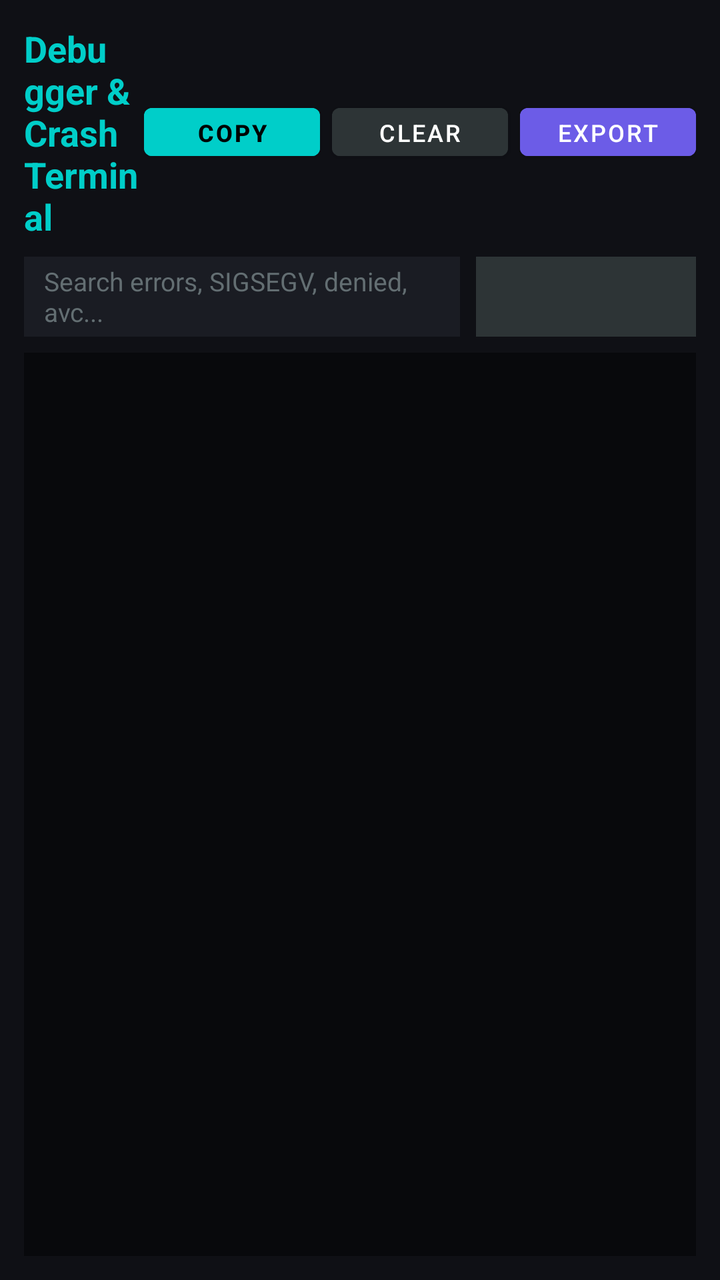
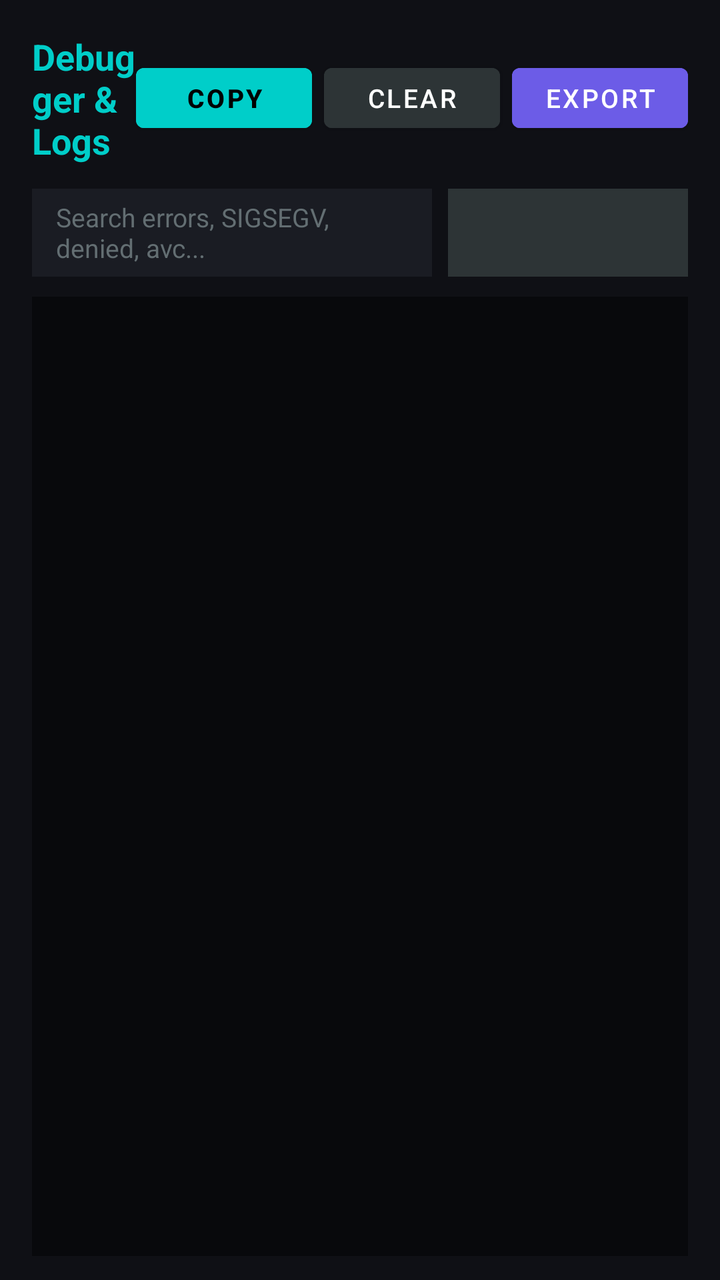

Compare the two renders of this Android layout. The source of the first and the diff that turns it into the second are given below.
<!-- AndroidManifest.xml: activity theme Theme.Vmers -->
<!-- res/layout/activity_logcat.xml -->
<?xml version="1.0" encoding="utf-8"?>
<LinearLayout xmlns:android="http://schemas.android.com/apk/res/android"
    android:layout_width="match_parent"
    android:layout_height="match_parent"
    android:background="#0F1015"
    android:orientation="vertical"
    android:padding="12dp">

    
    <LinearLayout
        android:layout_width="match_parent"
        android:layout_height="wrap_content"
        android:gravity="center_vertical"
        android:orientation="horizontal"
        android:layout_marginBottom="8dp">

        <TextView
            android:layout_width="0dp"
            android:layout_height="wrap_content"
            android:layout_weight="1"
            android:text="Debugger &amp; Crash Terminal"
            android:textColor="#00CEC9"
            android:textSize="18sp"
            android:textStyle="bold" />

        <Button
            android:id="@+id/btn_copy_logs"
            android:layout_width="wrap_content"
            android:layout_height="36dp"
            android:text="Copy"
            android:textSize="12sp"
            android:backgroundTint="#00CEC9"
            android:textColor="#000000"
            android:textStyle="bold"
            android:layout_marginEnd="6dp" />

        <Button
            android:id="@+id/btn_clear_logs"
            android:layout_width="wrap_content"
            android:layout_height="36dp"
            android:text="Clear"
            android:textSize="12sp"
            android:backgroundTint="#2D3436"
            android:textColor="#FFFFFF"
            android:layout_marginEnd="6dp" />

        <Button
            android:id="@+id/btn_export_logs"
            android:layout_width="wrap_content"
            android:layout_height="36dp"
            android:text="Export"
            android:textSize="12sp"
            android:backgroundTint="#6C5CE7"
            android:textColor="#FFFFFF" />

    </LinearLayout>

    
    <LinearLayout
        android:layout_width="match_parent"
        android:layout_height="wrap_content"
        android:orientation="horizontal"
        android:layout_marginBottom="8dp">

        <EditText
            android:id="@+id/et_search_log"
            android:layout_width="0dp"
            android:layout_height="40dp"
            android:layout_weight="1"
            android:background="#1A1C23"
            android:hint="Search errors, SIGSEGV, denied, avc..."
            android:paddingStart="10dp"
            android:paddingEnd="10dp"
            android:textColor="#FFFFFF"
            android:textColorHint="#636E72"
            android:textSize="13sp"
            android:layout_marginEnd="8dp" />

        <Spinner
            android:id="@+id/spinner_log_level"
            android:layout_width="110dp"
            android:layout_height="40dp"
            android:background="#2D3436" />

    </LinearLayout>

    
    <androidx.recyclerview.widget.RecyclerView
        android:id="@+id/rv_logcat"
        android:layout_width="match_parent"
        android:layout_height="0dp"
        android:layout_weight="1"
        android:background="#08090C"
        android:padding="4dp" />

</LinearLayout>
<!-- resources referenced by this layout -->
<resources>
  <style name="Theme.Vmers" parent="Theme.MaterialComponents.DayNight.NoActionBar">
          <item name="colorPrimary">@color/primary</item>
          <item name="colorPrimaryVariant">@color/primary_dark</item>
          <item name="colorOnPrimary">@color/text_white</item>
          <item name="android:windowBackground">@color/bg_dark</item>
          <item name="android:statusBarColor">@color/bg_dark</item>
          <item name="android:navigationBarColor">@color/bg_dark</item>
      </style>
  <color name="primary">#6C5CE7</color>
  <color name="primary_dark">#4834D4</color>
  <color name="text_white">#F5F6FA</color>
  <color name="bg_dark">#131418</color>
</resources>

<!-- the commit's change to res/layout/activity_logcat.xml (unified diff, before → after) -->
@@ -1,10 +1,15 @@
 <?xml version="1.0" encoding="utf-8"?>
 <LinearLayout xmlns:android="http://schemas.android.com/apk/res/android"
+    android:id="@+id/logcat_root_layout"
     android:layout_width="match_parent"
     android:layout_height="match_parent"
     android:background="#0F1015"
+    android:fitsSystemWindows="true"
     android:orientation="vertical"
-    android:padding="12dp">
+    android:paddingStart="16dp"
+    android:paddingEnd="16dp"
+    android:paddingTop="16dp"
+    android:paddingBottom="12dp">
 
     
     <LinearLayout
@@ -12,13 +17,13 @@
         android:layout_height="wrap_content"
         android:gravity="center_vertical"
         android:orientation="horizontal"
-        android:layout_marginBottom="8dp">
+        android:layout_marginBottom="12dp">
 
         <TextView
             android:layout_width="0dp"
             android:layout_height="wrap_content"
             android:layout_weight="1"
-            android:text="Debugger &amp; Crash Terminal"
+            android:text="Debugger &amp; Logs"
             android:textColor="#00CEC9"
             android:textSize="18sp"
             android:textStyle="bold" />
@@ -26,32 +31,38 @@
         <Button
             android:id="@+id/btn_copy_logs"
             android:layout_width="wrap_content"
-            android:layout_height="36dp"
+            android:layout_height="42dp"
             android:text="Copy"
-            android:textSize="12sp"
+            android:textSize="13sp"
             android:backgroundTint="#00CEC9"
             android:textColor="#000000"
             android:textStyle="bold"
+            android:paddingStart="14dp"
+            android:paddingEnd="14dp"
             android:layout_marginEnd="6dp" />
 
         <Button
             android:id="@+id/btn_clear_logs"
             android:layout_width="wrap_content"
-            android:layout_height="36dp"
+            android:layout_height="42dp"
             android:text="Clear"
-            android:textSize="12sp"
+            android:textSize="13sp"
             android:backgroundTint="#2D3436"
             android:textColor="#FFFFFF"
+            android:paddingStart="12dp"
+            android:paddingEnd="12dp"
             android:layout_marginEnd="6dp" />
 
         <Button
             android:id="@+id/btn_export_logs"
             android:layout_width="wrap_content"
-            android:layout_height="36dp"
+            android:layout_height="42dp"
             android:text="Export"
-            android:textSize="12sp"
+            android:textSize="13sp"
             android:backgroundTint="#6C5CE7"
-            android:textColor="#FFFFFF" />
+            android:textColor="#FFFFFF"
+            android:paddingStart="12dp"
+            android:paddingEnd="12dp" />
 
     </LinearLayout>
 
@@ -60,17 +71,17 @@
         android:layout_width="match_parent"
         android:layout_height="wrap_content"
         android:orientation="horizontal"
-        android:layout_marginBottom="8dp">
+        android:layout_marginBottom="10dp">
 
         <EditText
             android:id="@+id/et_search_log"
             android:layout_width="0dp"
-            android:layout_height="40dp"
+            android:layout_height="44dp"
             android:layout_weight="1"
             android:background="#1A1C23"
             android:hint="Search errors, SIGSEGV, denied, avc..."
-            android:paddingStart="10dp"
-            android:paddingEnd="10dp"
+            android:paddingStart="12dp"
+            android:paddingEnd="12dp"
             android:textColor="#FFFFFF"
             android:textColorHint="#636E72"
             android:textSize="13sp"
@@ -78,8 +89,8 @@
 
         <Spinner
             android:id="@+id/spinner_log_level"
-            android:layout_width="110dp"
-            android:layout_height="40dp"
+            android:layout_width="120dp"
+            android:layout_height="44dp"
             android:background="#2D3436" />
 
     </LinearLayout>
@@ -91,6 +102,6 @@
         android:layout_height="0dp"
         android:layout_weight="1"
         android:background="#08090C"
-        android:padding="4dp" />
+        android:padding="6dp" />
 
 </LinearLayout>
